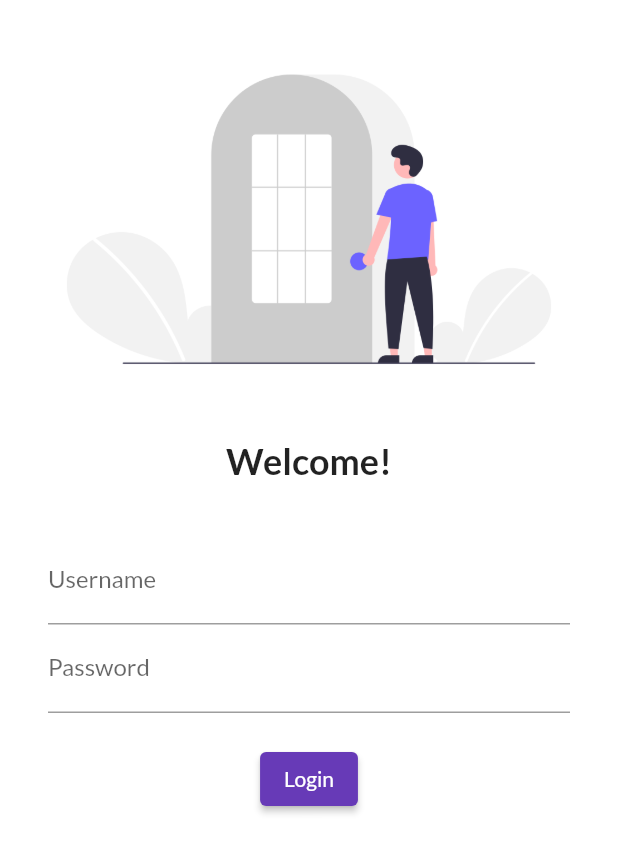
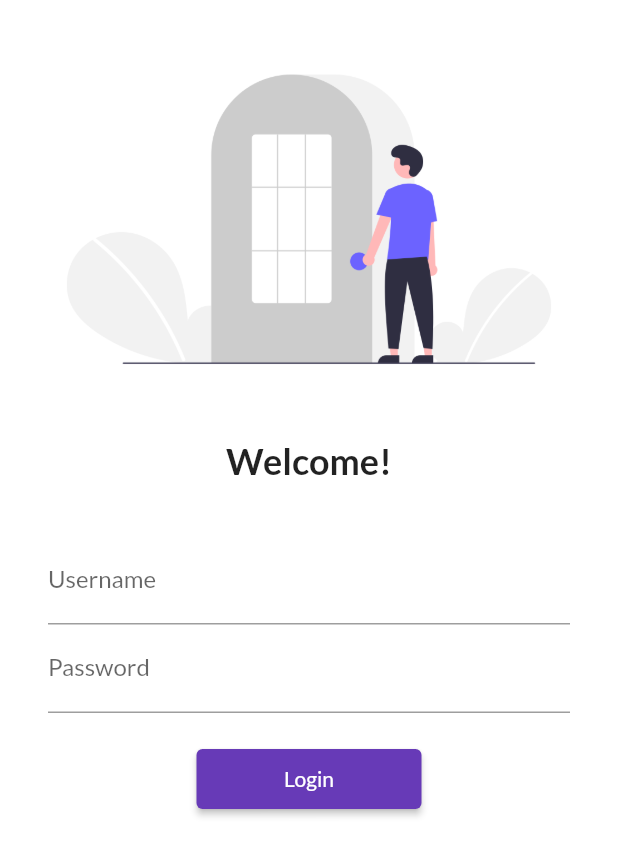
Before and after one commit to paramsiddharth/learning-flutter, a Flutter app: the screen it shows after launch, on a phone screen of 412 x 824 dp. Shown: the top 856 px of the screen. Run offline on Flutter 3.47's test engine with Material 2 defaults, Android fonts, the phone set to English and light mode, and no system bars; our stand-ins replace google_fonts.

Commit message:
दिवस ५ पूर्ण

```diff
--- a/1-flutter-cat/lib/main.dart
+++ b/1-flutter-cat/lib/main.dart
@@ -1,6 +1,7 @@
 import 'package:flutter/material.dart';
 import 'package:google_fonts/google_fonts.dart';
 
+import 'utils/routes.dart';
 import 'pages/login_page.dart';
 import 'pages/home_page.dart';
 
@@ -11,6 +12,7 @@ void main() {
 class MyApp extends StatelessWidget {
   Widget build(BuildContext context) {
     return MaterialApp(
+      debugShowCheckedModeBanner: false,
       themeMode: ThemeMode.light,
       theme: ThemeData(
         primarySwatch: Colors.deepPurple,
@@ -19,10 +21,10 @@ class MyApp extends StatelessWidget {
       darkTheme: ThemeData(
         brightness: Brightness.dark
       ),
-      initialRoute: '/login',
+      initialRoute: MyRoutes.login,
       routes: {
-        '/home': (ctx) => HomePage(),
-        '/login': (ctx) => LoginPage()
+        MyRoutes.home: (ctx) => HomePage(),
+        MyRoutes.login: (ctx) => LoginPage()
       },
     );
   }
--- a/1-flutter-cat/lib/pages/login_page.dart
+++ b/1-flutter-cat/lib/pages/login_page.dart
@@ -1,10 +1,12 @@
 import 'package:flutter/material.dart';
+import '../utils/routes.dart';
 
 class LoginPage extends StatelessWidget {
   @override
   Widget build(BuildContext context) {
     return Material(
       color: Colors.white,
+      child: SingleChildScrollView(
         child: Column(
           children: [
             SizedBox(
@@ -13,7 +15,6 @@ class LoginPage extends StatelessWidget {
             Image.asset(
               'assets/images/login.png',
               fit: BoxFit.cover,
-
             ),
             SizedBox(
               height: 20,
@@ -51,19 +52,18 @@ class LoginPage extends StatelessWidget {
                   ElevatedButton(
                     child: Text('Login'),
                     onPressed: () {
-                    print('Hi, friends!');
+                      Navigator.pushNamed(context, MyRoutes.home);
                     },
-                  /* style: TextButton.styleFrom(
-                    textStyle: TextStyle(
-                      color: Colors.white
-                    )
-                  ) */
+                    style: TextButton.styleFrom(
+                      minimumSize: Size(150, 40)
+                    ),
                   )
                 ],
               ),
-          )
+            ),
           ],
-      )
+        ),
+      ),
     );
   }
 }
--- /dev/null
+++ b/1-flutter-cat/lib/utils/routes.dart
@@ -0,0 +1,4 @@
+class MyRoutes {
+  static const String login = '/login',
+                      home = '/home';
+}
```
Lines whose indentation alone changed are shown as unchanged.
